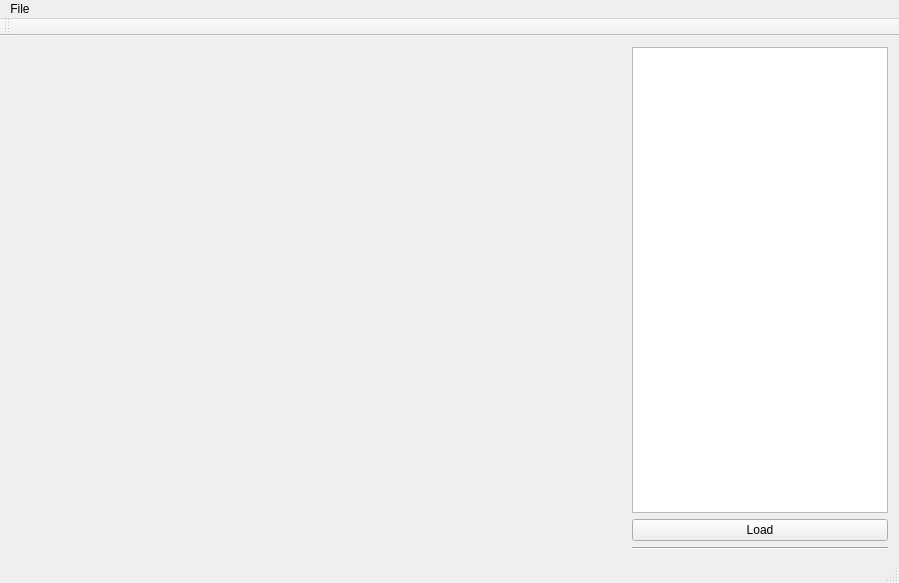
First picture: the form in ShaderTester/mainwindow.ui, repository Gomer3261/CSC490-Rendering, before the edit.
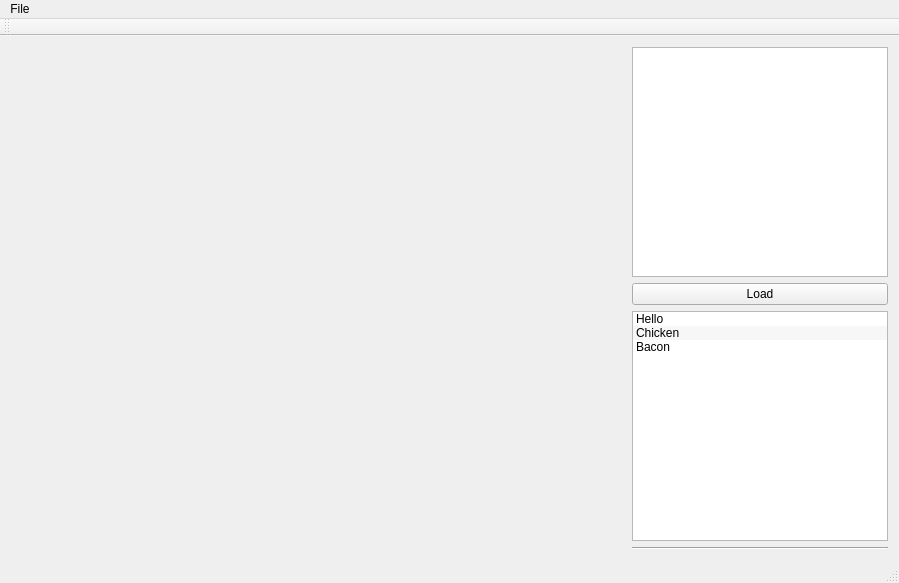
Second picture: the form after the edit. Custom widgets are drawn as their Qt base class.

Commit message: Commit before I start working on bluring pass for SSS.

```diff
--- a/ShaderTester/mainwindow.ui
+++ b/ShaderTester/mainwindow.ui
@@ -35,6 +35,9 @@
           <verstretch>0</verstretch>
          </sizepolicy>
         </property>
+        <property name="alternatingRowColors">
+         <bool>true</bool>
+        </property>
        </widget>
       </item>
       <item>
@@ -50,6 +53,40 @@
         </property>
        </widget>
       </item>
+      <item>
+       <widget class="QListWidget" name="shaderList">
+        <property name="sizePolicy">
+         <sizepolicy hsizetype="Minimum" vsizetype="Expanding">
+          <horstretch>0</horstretch>
+          <verstretch>0</verstretch>
+         </sizepolicy>
+        </property>
+        <property name="dragEnabled">
+         <bool>true</bool>
+        </property>
+        <property name="dragDropMode">
+         <enum>QAbstractItemView::InternalMove</enum>
+        </property>
+        <property name="alternatingRowColors">
+         <bool>true</bool>
+        </property>
+        <item>
+         <property name="text">
+          <string>Hello</string>
+         </property>
+        </item>
+        <item>
+         <property name="text">
+          <string>Chicken</string>
+         </property>
+        </item>
+        <item>
+         <property name="text">
+          <string>Bacon</string>
+         </property>
+        </item>
+       </widget>
+      </item>
       <item>
        <widget class="Line" name="line">
         <property name="orientation">
```
The commit also changes 1 other file.
